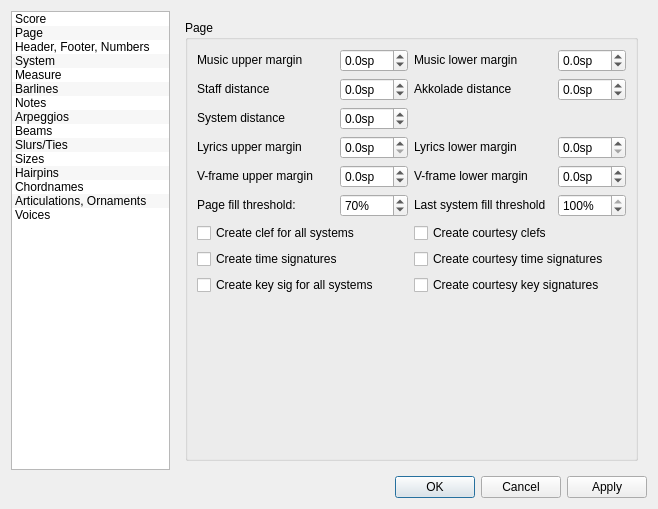
Above: mscore/mscore/editstyle.ui from musescore/musescore-old before the change. Below: the same form after it.
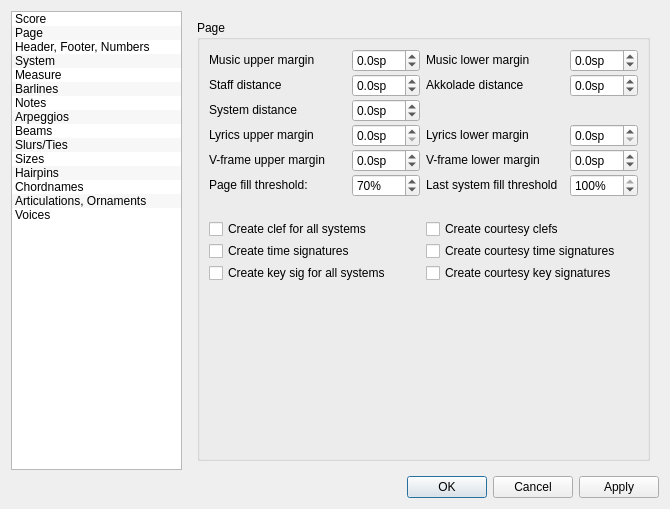
That is the form after the change. The open tabs and pages were chosen to show the change. Icons and pictures are not drawn.

```diff
--- a/mscore/mscore/editstyle.ui
+++ b/mscore/mscore/editstyle.ui
@@ -6,7 +6,7 @@
    <rect>
     <x>0</x>
     <y>0</y>
-    <width>658</width>
+    <width>670</width>
     <height>486</height>
    </rect>
   </property>
@@ -286,6 +286,9 @@
           <string>Page</string>
          </property>
          <layout class="QGridLayout" name="gridLayout_8">
+          <property name="verticalSpacing">
+           <number>2</number>
+          </property>
           <item row="0" column="0">
            <widget class="QLabel" name="label_76">
             <property name="sizePolicy">
@@ -656,7 +659,7 @@
             </property>
            </widget>
           </item>
-          <item row="6" column="0" colspan="2">
+          <item row="7" column="0" colspan="2">
            <widget class="QCheckBox" name="genClef">
             <property name="sizePolicy">
              <sizepolicy hsizetype="Fixed" vsizetype="Fixed">
@@ -669,14 +672,14 @@
             </property>
            </widget>
           </item>
-          <item row="6" column="2">
+          <item row="7" column="2">
            <widget class="QCheckBox" name="genCourtesyClef">
             <property name="text">
              <string>Create courtesy clefs</string>
             </property>
            </widget>
           </item>
-          <item row="7" column="0" colspan="2">
+          <item row="8" column="0" colspan="2">
            <widget class="QCheckBox" name="genTimesig">
             <property name="sizePolicy">
              <sizepolicy hsizetype="Fixed" vsizetype="Fixed">
@@ -689,7 +692,7 @@
             </property>
            </widget>
           </item>
-          <item row="7" column="2" colspan="2">
+          <item row="8" column="2" colspan="2">
            <widget class="QCheckBox" name="genCourtesyTimesig">
             <property name="sizePolicy">
              <sizepolicy hsizetype="Fixed" vsizetype="Fixed">
@@ -702,7 +705,7 @@
             </property>
            </widget>
           </item>
-          <item row="8" column="0" colspan="2">
+          <item row="9" column="0" colspan="2">
            <widget class="QCheckBox" name="genKeysig">
             <property name="sizePolicy">
              <sizepolicy hsizetype="Fixed" vsizetype="Fixed">
@@ -715,14 +718,14 @@
             </property>
            </widget>
           </item>
-          <item row="8" column="2" colspan="2">
+          <item row="9" column="2" colspan="2">
            <widget class="QCheckBox" name="genCourtesyKeysig">
             <property name="text">
              <string>Create courtesy key signatures</string>
             </property>
            </widget>
           </item>
-          <item row="9" column="0">
+          <item row="10" column="0">
            <spacer>
             <property name="orientation">
              <enum>Qt::Vertical</enum>
@@ -735,6 +738,22 @@
             </property>
            </spacer>
           </item>
+          <item row="6" column="0">
+           <spacer name="verticalSpacer_9">
+            <property name="orientation">
+             <enum>Qt::Vertical</enum>
+            </property>
+            <property name="sizeType">
+             <enum>QSizePolicy::Fixed</enum>
+            </property>
+            <property name="sizeHint" stdset="0">
+             <size>
+              <width>20</width>
+              <height>20</height>
+             </size>
+            </property>
+           </spacer>
+          </item>
          </layout>
         </widget>
        </item>
```
Left out of the diff: 17 changed lines with no effect on the pictures. Lines whose indentation alone changed are shown as unchanged.
